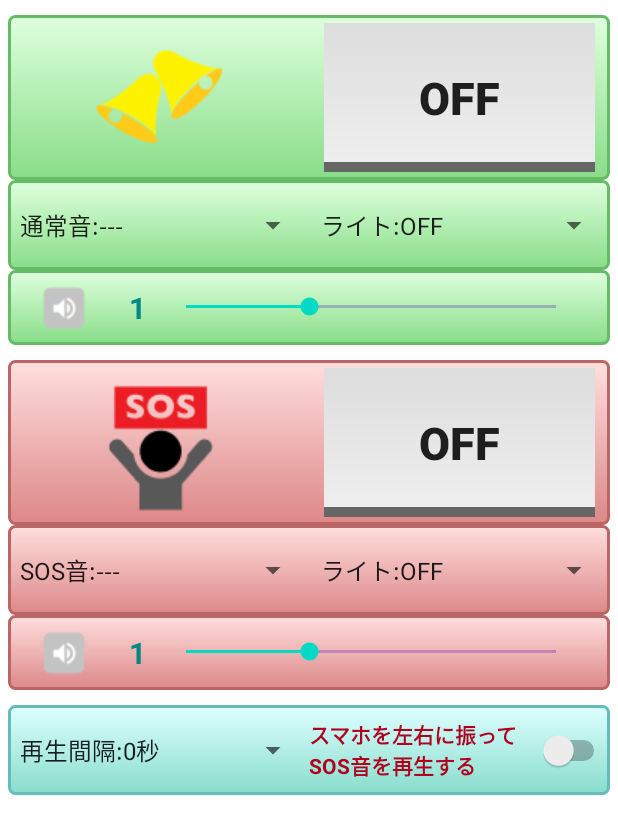
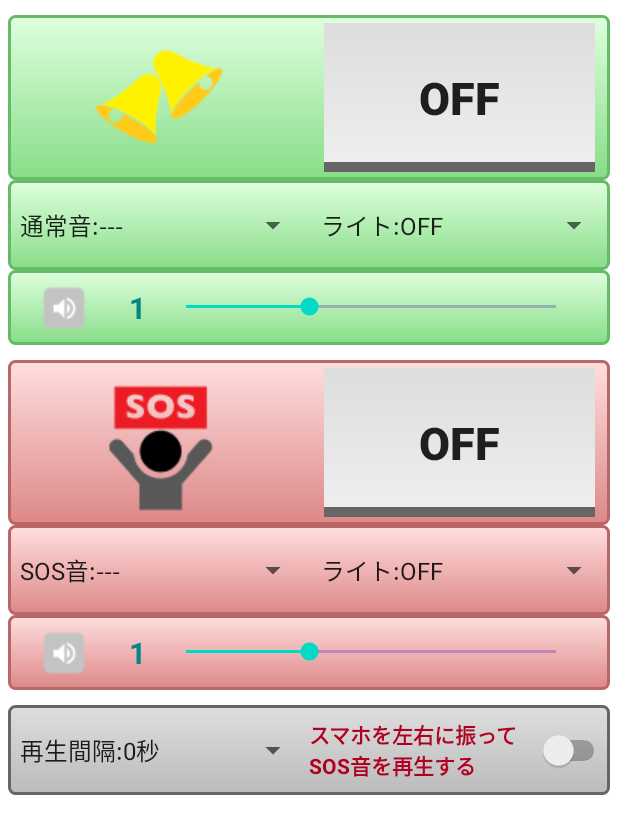
Before and after one commit to tfs-apps-one/BeastBusterPro, an Android app: the layout activity_main.xml on its own in the app's theme, with its tools: preview values and no code run, on a phone screen of 412 x 824 dp. Shown: the top 834 px of the screen. Run offline under Robolectric (Android 15) with nearby library versions, the phone set to English and light mode, and no system bars.

```diff
--- /dev/null
+++ b/app/src/main/res/drawable/btn_grad3.xml
@@ -0,0 +1,18 @@
+<?xml version="1.0" encoding="utf-8"?>
+<shape xmlns:android="http://schemas.android.com/apk/res/android"
+    android:shape="rectangle">
+    <corners android:radius="4dp"/>
+    <stroke
+        android:color="#ff666666"
+        android:width="2dp"/>
+    <gradient
+        android:startColor="#ffbbbbbb"
+        android:endColor="#ffdedede"
+        android:angle="90" />
+
+<!--    <gradient
+        android:angle="270"
+        android:startColor="#ffccffcc"
+        android:endColor="#ffccfacc"/>
+        -->
+</shape>
--- a/app/src/main/res/layout/activity_main.xml
+++ b/app/src/main/res/layout/activity_main.xml
@@ -287,7 +287,7 @@
         android:layout_marginEnd="5dp"
         android:layout_marginTop="10dp"
         android:backgroundTint="@null"
-        android:background="@drawable/btn_round"
+        android:background="@drawable/btn_grad3"
         android:orientation="horizontal"
         app:layout_constraintTop_toBottomOf="@+id/linearLayout23">
 
```
Also changed, not shown: app/src/main/java/tfsapps/beastbusterpro/MainActivity.java (+104 -7 lines).
